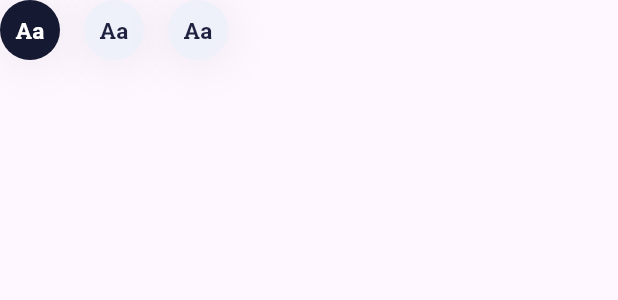
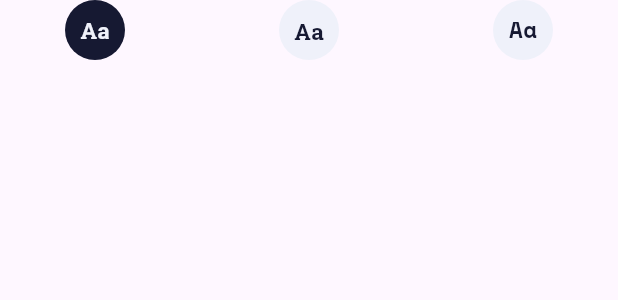
Before and after one commit to asvirts/pomodoro, a Flutter app: the FontSelector widget shown alone on an empty page, opened directly, after a tap on "Aa", on a phone screen of 412 x 824 dp. Shown: the top 300 px of the screen. Run offline on Flutter 3.47's test engine with Material 3 defaults, Android fonts, the phone set to English and light mode, and no system bars; drawn by our look-alikes of group_button; our stand-ins replace circular_countdown_timer, flutter_riverpod, google_fonts, riverpod_annotation; missing offline and left inert: cool_dropdown, test; generated files the repository leaves out were written again; Roboto replaces fonts that are missing (Kumbh Sans).

Commit message:
font color

```diff
--- a/lib/providers/settings_provider.dart
+++ b/lib/providers/settings_provider.dart
@@ -129,6 +129,86 @@ class ColorsNotifier extends _$ColorsNotifier {
     }
 
     return newColor;
+  }
+}
+
+@riverpod
+class FontSansSelected extends _$FontSansSelected {
+  @override
+  Set<bool> build() {
+    return {true};
+  }
+
+  void select() {
+    state = {true};
+  }
+
+  void deselect() {
+    state = {false};
+  }
+}
+
+@riverpod
+class FontSerifSelected extends _$FontSerifSelected {
+  @override
+  Set<bool> build() {
+    return {false};
+  }
+
+  void select() {
+    state = {true};
+  }
+
+  void deselect() {
+    state = {false};
+  }
+}
+
+@riverpod
+class FontMonoSelected extends _$FontMonoSelected {
+  @override
+  Set<bool> build() {
+    return {false};
+  }
+
+  void select() {
+    state = {true};
+  }
+
+  void deselect() {
+    state = {false};
+  }
+}
+
+@riverpod
+class SelectedFont extends _$SelectedFont {
+  @override
+  Set<int> build() {
+    return {0};
+  }
+
+  void selectFont(int index) {
+    switch (index) {
+      case 0:
+        ref.watch(fontSansSelectedProvider.notifier).select();
+        ref.watch(fontSerifSelectedProvider.notifier).deselect();
+        ref.watch(fontMonoSelectedProvider.notifier).deselect();
+        break;
+      case 1:
+        ref.watch(fontSansSelectedProvider.notifier).deselect();
+        ref.watch(fontSerifSelectedProvider.notifier).select();
+        ref.watch(fontMonoSelectedProvider.notifier).deselect();
+        break;
+      case 2:
+        ref.watch(fontSansSelectedProvider.notifier).deselect();
+        ref.watch(fontSerifSelectedProvider.notifier).deselect();
+        ref.watch(fontMonoSelectedProvider.notifier).select();
+        break;
+    }
+  }
+
+  void updateSelectedFont(int i) {
+    state = {i};
   }
 }
 
--- a/lib/widgets/radio_buttons.dart
+++ b/lib/widgets/radio_buttons.dart
@@ -1,7 +1,9 @@
 import 'package:flutter/material.dart';
 import 'package:flutter_riverpod/flutter_riverpod.dart';
+import 'package:google_fonts/google_fonts.dart';
 import 'package:group_button/group_button.dart';
 import 'package:pomodoro/providers/settings_provider.dart';
+import 'package:test/test.dart';
 
 class FontSelector extends ConsumerStatefulWidget {
   const FontSelector({super.key});
@@ -13,38 +15,115 @@ class FontSelector extends ConsumerStatefulWidget {
 class _FontSelectorState extends ConsumerState<FontSelector> {
   @override
   Widget build(BuildContext context) {
-    final currentFontIndex = ref.watch(selectedFontIndexProvider);
+    final red = ref.watch(colorRedSelectedProvider);
+    final blue = ref.watch(colorBlueSelectedProvider);
+    final purple = ref.watch(colorPurpleSelectedProvider);
 
-    GroupButtonController controller = GroupButtonController();
+    final sans = ref.watch(fontSansSelectedProvider);
+    final serif = ref.watch(fontSerifSelectedProvider);
+    final mono = ref.watch(fontMonoSelectedProvider);
 
-    controller.selectIndex(currentFontIndex.first);
-
-    return Row(children: [
-      GroupButton(
-          controller: controller,
-          options: const GroupButtonOptions(
-              buttonHeight: 40,
-              buttonWidth: 40,
-              spacing: 16,
-              selectedColor: Color.fromRGBO(22, 25, 50, 1),
-              selectedTextStyle: TextStyle(
-                  color: Color.fromRGBO(255, 255, 255, 1),
+    return Row(mainAxisAlignment: MainAxisAlignment.spaceAround, children: [
+      SizedBox(
+        height: 40,
+        width: 40,
+        child: IconButton(
+            style: ButtonStyle(
+              backgroundColor: sans.first
+                  ? WidgetStateProperty.all(const Color.fromRGBO(22, 25, 50, 1))
+                  : WidgetStateProperty.all(
+                      const Color.fromRGBO(239, 241, 250, 1)),
+            ),
+            isSelected: sans.first ? true : false,
+            onPressed: () {
+              ref.watch(fontNotifierProvider.notifier).updateFonts(0);
+              ref.watch(selectedFontProvider.notifier).selectFont(0);
+              ref.watch(selectedFontProvider.notifier).updateSelectedFont(0);
+            },
+            icon: Text(
+              "Aa",
+              style: TextStyle(
+                  color: const Color.fromRGBO(22, 25, 50, 1),
+                  fontFamily: GoogleFonts.kumbhSans().fontFamily,
                   fontSize: 15,
                   fontWeight: FontWeight.bold),
-              unselectedColor: Color.fromRGBO(239, 241, 250, 1),
-              unselectedTextStyle: TextStyle(
-                  color: Color.fromRGBO(30, 33, 63, 1),
+            ),
+            selectedIcon: Text(
+              "Aa",
+              style: TextStyle(
+                  color: const Color.fromRGBO(239, 241, 250, 1),
+                  fontFamily: GoogleFonts.kumbhSans().fontFamily,
                   fontSize: 15,
                   fontWeight: FontWeight.bold),
-              borderRadius: BorderRadius.all(Radius.circular(999))),
-          isRadio: true,
-          buttons: const ["Aa", "Aa", "Aa"],
-          onSelected: (value, index, isSelected) => {
-                ref.watch(fontNotifierProvider.notifier).updateFonts(index),
-                ref
-                    .watch(selectedFontIndexProvider.notifier)
-                    .updateSelectedFontIndex(index)
-              })
+            )),
+      ),
+      Container(
+        margin: const EdgeInsets.symmetric(horizontal: 16),
+        height: 40,
+        width: 40,
+        child: IconButton(
+            isSelected: serif.first ? true : false,
+            style: ButtonStyle(
+              backgroundColor: serif.first
+                  ? WidgetStateProperty.all(const Color.fromRGBO(22, 25, 50, 1))
+                  : WidgetStateProperty.all(
+                      const Color.fromRGBO(239, 241, 250, 1)),
+            ),
+            onPressed: () {
+              ref.watch(fontNotifierProvider.notifier).updateFonts(1);
+              ref.watch(selectedFontProvider.notifier).selectFont(1);
+              ref.watch(selectedFontProvider.notifier).updateSelectedFont(1);
+            },
+            icon: Text(
+              "Aa",
+              style: TextStyle(
+                  color: Color.fromRGBO(22, 25, 50, 1),
+                  fontFamily: GoogleFonts.robotoSlab().fontFamily,
+                  fontSize: 15,
+                  fontWeight: FontWeight.bold),
+            ),
+            selectedIcon: Text(
+              "Aa",
+              style: TextStyle(
+                  color: Color.fromRGBO(239, 241, 250, 1),
+                  fontFamily: GoogleFonts.robotoSlab().fontFamily,
+                  fontSize: 15,
+                  fontWeight: FontWeight.bold),
+            )),
+      ),
+      SizedBox(
+        height: 40,
+        width: 40,
+        child: IconButton(
+            isSelected: mono.first ? true : false,
+            style: ButtonStyle(
+              backgroundColor: mono.first
+                  ? WidgetStateProperty.all(const Color.fromRGBO(22, 25, 50, 1))
+                  : WidgetStateProperty.all(
+                      const Color.fromRGBO(239, 241, 250, 1)),
+            ),
+            onPressed: () {
+              ref.watch(fontNotifierProvider.notifier).updateFonts(2);
+              ref.watch(selectedFontProvider.notifier).selectFont(2);
+              ref.watch(selectedFontProvider.notifier).updateSelectedFont(2);
+            },
+            icon: Text(
+              "Aa",
+              style: TextStyle(
+                  color: const Color.fromRGBO(22, 25, 50, 1),
+                  fontFamily: GoogleFonts.spaceMono().fontFamily,
+                  fontSize: 15,
+                  fontWeight: FontWeight.bold),
+            ),
+            selectedIcon: Text(
+              "Aa",
+              style: TextStyle(
+                  color: const Color.fromRGBO(239, 241, 250, 1),
+                  fontFamily: GoogleFonts.spaceMono().fontFamily,
+                  fontSize: 15,
+                  fontWeight: FontWeight.bold),
+            )),
+      ),
     ]);
   }
 }
```
Also changed, not shown: lib/providers/settings_provider.g.dart.
